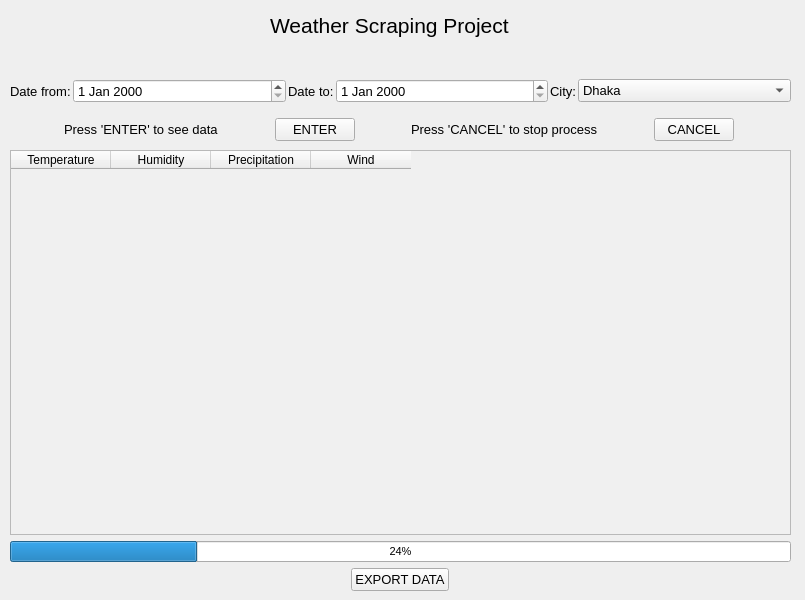
Above: gui.ui from rzu1303/weather_data_scraping before the change. Below: the same form after it.
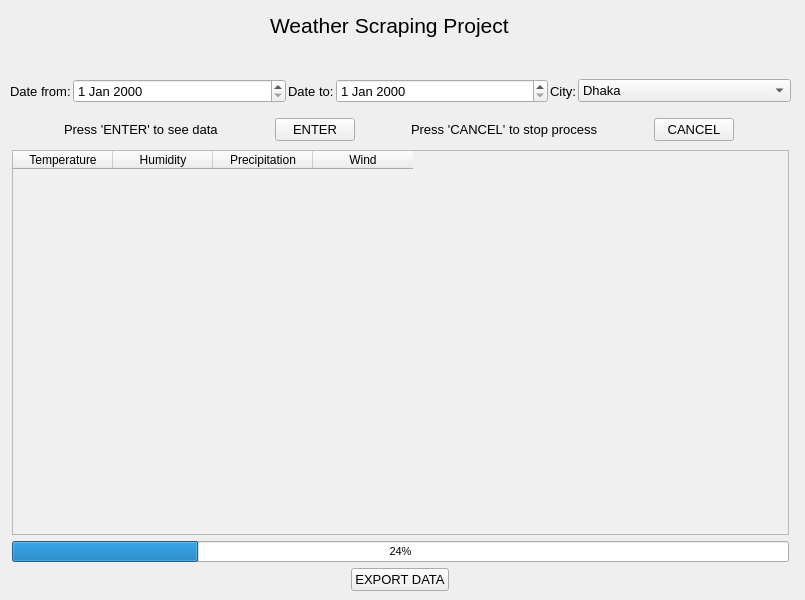
That is the form after the change.

Diff of the .ui file:
```diff
--- a/gui.ui
+++ b/gui.ui
@@ -51,6 +51,18 @@
      <layout class="QVBoxLayout" name="verticalLayout_3">
       <item>
        <widget class="QTableWidget" name="tableWidget_data">
+        <property name="minimumSize">
+         <size>
+          <width>777</width>
+          <height>0</height>
+         </size>
+        </property>
+        <property name="maximumSize">
+         <size>
+          <width>777</width>
+          <height>16777215</height>
+         </size>
+        </property>
         <property name="styleSheet">
          <string notr="true">background-color: rgb(240, 240, 240);
 alternate-background-color: rgb(204, 204, 204);</string>
```
